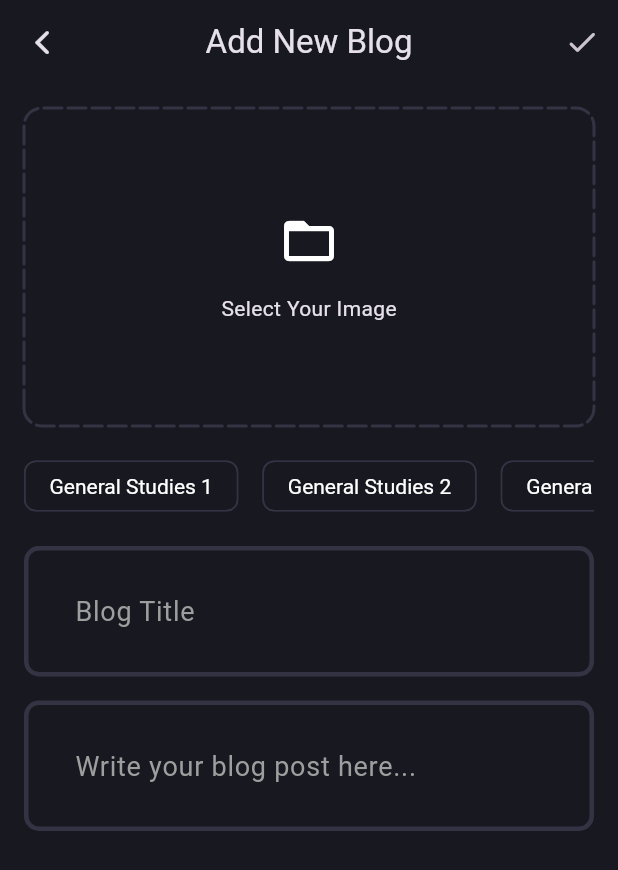
After one commit to Rohit-Chandra-007/upsc_blog_app, a Flutter app: the BlogScreen screen opened by its route, after a tap on an icon or button, on a phone screen of 412 x 824 dp. The commit adds this screen. Shown: the top 870 px of the screen. Run offline on Flutter 3.47's test engine with Material 3 defaults, Android fonts, the phone set to English and light mode, and no system bars; drawn by our look-alikes of dotted_border; our stand-ins replace equatable, flutter_bloc, flutter_dotenv, fpdart, get_it, go_router and 4 more; accounts and stored records are empty; Roboto replaces fonts that are missing (Poppins).

Commit message:
Add blog feature with routing, image picking, and error handling; update dependencies and refactor auth bloc

```diff
--- a/lib/core/error/exception.dart
+++ b/lib/core/error/exception.dart
@@ -7,3 +7,18 @@ class CacheException implements Exception {
   final String message;
   CacheException({required this.message});
 }
+
+class NetworkException implements Exception {
+  final String message;
+  NetworkException({required this.message});
+}
+
+class UnknownException implements Exception {
+  final String message;
+  UnknownException({required this.message});
+}
+
+class BadRequestException implements Exception {
+  final String message;
+  BadRequestException({required this.message});
+}
--- a/lib/core/error/failures.dart
+++ b/lib/core/error/failures.dart
@@ -14,3 +14,12 @@ class ServerFailure extends Failure {
 class CacheFailure extends Failure {
   CacheFailure(super.message);
 }
+
+
+class NetworkFailure extends Failure {
+  NetworkFailure([super.message = 'Network Failure']);
+}
+
+class UnknownFailure extends Failure {
+  UnknownFailure([super.message = 'Unknown Failure']);
+}
--- a/lib/core/routes/app_router.dart
+++ b/lib/core/routes/app_router.dart
@@ -1,10 +1,11 @@
-import 'package:flutter/material.dart';
 import 'package:flutter_bloc/flutter_bloc.dart';
 
 import 'package:go_router/go_router.dart';
 import 'package:upsc_blog_app/core/common/cubits/app_user/app_user_cubit.dart';
 import 'package:upsc_blog_app/features/auth/presentation/screens/signin_screen.dart';
 import 'package:upsc_blog_app/features/auth/presentation/screens/signup_screen.dart';
+import 'package:upsc_blog_app/features/blog/presentation/screens/add_new_blog_screen.dart';
+import 'package:upsc_blog_app/features/blog/presentation/screens/blog_screen.dart';
 import 'route_name.dart';
 
 class AppRouterConfig {
@@ -21,13 +22,7 @@ class AppRouterConfig {
             BlocSelector<AppUserCubit, AppUserState, bool>(
           selector: (state) => state is AppUserSignedIn,
           builder: (context, isSignedIn) {
-            return isSignedIn
-                ? const Scaffold(
-                    body: Center(
-                      child: Text("Home"),
-                    ),
-                  )
-                : const SigninScreen();
+            return isSignedIn ? const BlogScreen() : const SigninScreen();
           },
         ),
       ),
@@ -42,6 +37,16 @@ class AppRouterConfig {
         name: RouteNames.signup,
         builder: (context, state) => const SignupScreen(),
       ),
+      // Blog routes
+      GoRoute(
+        path: RoutePaths.blog,
+        name: RouteNames.blog,
+        builder: (context, state) => const BlogScreen(),
+      ),
+      GoRoute(
+          path: RoutePaths.addNewBlog,
+          name: RouteNames.addNewBlog,
+          builder: (context, state) => const AddNewBlogScreen()),
     ],
   );
 }
--- a/lib/core/routes/route_name.dart
+++ b/lib/core/routes/route_name.dart
@@ -3,6 +3,8 @@ class RouteNames {
   static const String home = 'home';
   static const String signin = 'signin';
   static const String signup = 'signup';
+  static const String blog = 'blog';
+  static const String addNewBlog = 'addNewBlog';
 }
 
 class RoutePaths {
@@ -10,4 +12,6 @@ class RoutePaths {
   static const String home = '/';
   static const String signin = '/signin';
   static const String signup = '/signup';
+  static const String blog = '/blog';
+  static const String addNewBlog = '/addNewBlog';
 }
--- a/lib/core/themes/app_theme.dart
+++ b/lib/core/themes/app_theme.dart
@@ -23,6 +23,13 @@ class AppTheme {
     textTheme: ThemeData.dark().textTheme.apply(
           fontFamily: 'Poppins',
         ),
+    chipTheme: ThemeData.dark().chipTheme.copyWith(
+          backgroundColor: AppPallete.backgroundColor,
+          labelStyle: const TextStyle(
+            color: AppPallete.whiteColor,
+          ),
+          side: BorderSide.none,
+        ),
     inputDecorationTheme: InputDecorationTheme(
       hintStyle: const TextStyle(
         color: AppPallete.greyColor,
--- /dev/null
+++ b/lib/core/utils/pick_image.dart
@@ -0,0 +1,31 @@
+import 'dart:io';
+
+import 'package:flutter/services.dart';
+import 'package:image_picker/image_picker.dart';
+import 'package:upsc_blog_app/core/error/exception.dart';
+
+Future<File?> pickImageFromGallery() async {
+  try {
+    final picker = ImagePicker();
+    final pickedFile = await picker.pickImage(source: ImageSource.gallery);
+    if (pickedFile != null) {
+      return File(pickedFile.path);
+    }
+    return null;
+  } on PlatformException catch (e) {
+    throw UnknownException(message: e.toString());
+  }
+}
+
+Future<File?> pickImageFromCamera() async {
+  try {
+    final picker = ImagePicker();
+    final pickedFile = await picker.pickImage(source: ImageSource.camera);
+    if (pickedFile != null) {
+      return File(pickedFile.path);
+    }
+    return null;
+  } on PlatformException catch (e) {
+    throw UnknownException(message: e.toString());
+  }
+}
--- a/lib/features/auth/presentation/bloc/auth_bloc.dart
+++ b/lib/features/auth/presentation/bloc/auth_bloc.dart
@@ -27,7 +27,7 @@ class AuthBloc extends Bloc<AuthEvent, AuthState> {
         _currentUser = currentUser,
         _appUserCubit = appUserCubit,
         super(AuthInitial()) {
-    on<AuthEvent>((_, emit) => emit(AuthInitial()));
+    on<AuthEvent>((_, emit) => emit(AuthLoading()));
     on<AuthSignUpEvent>(_authSignUpEvent);
     on<AuthSignInEvent>(_authSignInEvent);
     on<AuthIsUserSignedInEvent>(_isUserSignedIn);
--- /dev/null
+++ b/lib/features/blog/presentation/screens/add_new_blog_screen.dart
@@ -0,0 +1,170 @@
+import 'dart:io';
+
+import 'package:dotted_border/dotted_border.dart';
+import 'package:flutter/cupertino.dart';
+import 'package:flutter/material.dart';
+import 'package:go_router/go_router.dart';
+import 'package:upsc_blog_app/core/routes/route_name.dart';
+import 'package:upsc_blog_app/core/themes/app_color_pallete.dart';
+import 'package:upsc_blog_app/core/utils/pick_image.dart';
+import 'package:upsc_blog_app/features/blog/presentation/widgets/blog_editor.dart';
+
+class AddNewBlogScreen extends StatefulWidget {
+  const AddNewBlogScreen({super.key});
+
+  @override
+  State<AddNewBlogScreen> createState() => _AddNewBlogScreenState();
+}
+
+class _AddNewBlogScreenState extends State<AddNewBlogScreen> {
+  final _formKey = GlobalKey<FormState>();
+  final _titleController = TextEditingController();
+  final _contentController = TextEditingController();
+  List<String> selectedCategories = [];
+  File? image;
+
+  void selectImage(File? image) async {
+    final pickedImage = await pickImageFromGallery();
+    if (pickedImage != null) {
+      setState(() {
+        this.image = pickedImage;
+      });
+    }
+  }
+
+  @override
+  void dispose() {
+    _titleController.dispose();
+    _contentController.dispose();
+    super.dispose();
+  }
+
+  @override
+  Widget build(BuildContext context) {
+    return Scaffold(
+      appBar: AppBar(
+        title: const Text('Add New Blog'),
+        centerTitle: true,
+        leading: IconButton(
+          icon: const Icon(CupertinoIcons.chevron_back),
+          onPressed: () {
+            context.goNamed(RouteNames.blog);
+          },
+        ),
+        actions: [
+          IconButton(
+            onPressed: () {
+              // Navigate to Blog Screen
+              context.goNamed(RouteNames.blog);
+            },
+            icon: const Icon(
+              Icons.done_rounded,
+            ),
+          ),
+        ],
+      ),
+      body: SingleChildScrollView(
+        child: Padding(
+          padding: const EdgeInsets.all(16.0),
+          child: Form(
+            key: _formKey,
+            child: Column(
+              children: [
+                GestureDetector(
+                  onTap: () {
+                    selectImage(image);
+                  },
+                  child: image != null
+                      ? ClipRRect(
+                          borderRadius: BorderRadius.circular(12),
+                          child: Image.file(
+                            image!,
+                            height: 200,
+                            width: double.infinity,
+                            fit: BoxFit.cover,
+                          ),
+                        )
+                      : DottedBorder(
+                          color: AppPallete.borderColor,
+                          strokeWidth: 2,
+                          borderType: BorderType.RRect,
+                          strokeCap: StrokeCap.round,
+                          radius: const Radius.circular(12),
+                          padding: const EdgeInsets.all(6),
+                          dashPattern: const [12, 4],
+                          child: const SizedBox(
+                            height: 200,
+                            width: double.infinity,
+                            child: Center(
+                              child: Column(
+                                spacing: 15,
+                                mainAxisAlignment: MainAxisAlignment.center,
+                                children: [
+                                  Icon(
+                                    Icons.folder_open,
+                                    size: 40,
+                                  ),
+                                  Text('Select Your Image'),
+                                ],
+                              ),
+                            ),
+                          ),
+                        ),
+                ),
+                const SizedBox(height: 16),
+                SingleChildScrollView(
+                  scrollDirection: Axis.horizontal,
+                  child: Row(
+                    spacing: 16,
+                    children: [
+                      'General Studies 1',
+                      'General Studies 2',
+                      'General Studies 3',
+                      'General Studies 4',
+                    ]
+                        .map(
+                          (e) => GestureDetector(
+                            onTap: () {
+                              setState(() {
+                                if (selectedCategories.contains(e)) {
+                                  selectedCategories.remove(e);
+                                } else {
+                                  selectedCategories.add(e);
+                                }
+                              });
+                            },
+                            child: Chip(
+                              label: Text(e),
+                              backgroundColor: selectedCategories.contains(e)
+                                  ? AppPallete.gradient1
+                                  : null,
+                              side: !selectedCategories.contains(e)
+                                  ? const BorderSide(
+                                      color: AppPallete.borderColor,
+                                    )
+                                  : null,
+                            ),
+                          ),
+                        )
+                        .toList(),
+                  ),
+                ),
+                const SizedBox(height: 16),
+                BlogEditor(
+                  // Update the content
+                  initialText: 'Blog Title',
+                  controller: _titleController,
+                ),
+                const SizedBox(height: 16),
+                BlogEditor(
+                  // Update the content
+                  controller: _contentController,
+                ),
+              ],
+            ),
+          ),
+        ),
+      ),
+    );
+  }
+}
--- /dev/null
+++ b/lib/features/blog/presentation/screens/blog_screen.dart
@@ -0,0 +1,61 @@
+import 'package:flutter/cupertino.dart';
+import 'package:flutter/material.dart';
+import 'package:go_router/go_router.dart';
+import 'package:upsc_blog_app/core/routes/route_name.dart';
+
+class BlogScreen extends StatelessWidget {
+  const BlogScreen({super.key});
+
+  @override
+  Widget build(BuildContext context) {
+    return Scaffold(
+      appBar: AppBar(
+        title: const Text('UPSC Blog'),
+        centerTitle: true,
+        actions: [
+          IconButton(
+            onPressed: () {
+              // Navigate to Add New Blog Screen
+              context.goNamed(RouteNames.addNewBlog);
+            },
+            icon: const Icon(
+              CupertinoIcons.add_circled,
+            ),
+          ),
+        ],
+      ),
+      body: ListView.builder(
+        padding: const EdgeInsets.all(16.0),
+        itemCount: 10, // Replace with actual blog posts count
+        itemBuilder: (context, index) {
+          return Card(
+            margin: const EdgeInsets.only(bottom: 16.0),
+            child: Padding(
+              padding: const EdgeInsets.all(16.0),
+              child: Column(
+                crossAxisAlignment: CrossAxisAlignment.start,
+                children: [
+                  Text(
+                    'Blog Title ${index + 1}',
+                    style: Theme.of(context).textTheme.titleLarge,
+                  ),
+                  const SizedBox(height: 8.0),
+                  Text(
+                    'Author: John Doe',
+                    style: Theme.of(context).textTheme.bodyMedium,
+                  ),
+                  const SizedBox(height: 8.0),
+                  Text(
+                    'Lorem ipsum dolor sit amet, consectetur adipiscing elit. '
+                    'Sed do eiusmod tempor incididunt ut labore et dolore magna aliqua.',
+                    style: Theme.of(context).textTheme.bodyLarge,
+                  ),
+                ],
+              ),
+            ),
+          );
+        },
+      ),
+    );
+  }
+}
--- /dev/null
+++ b/lib/features/blog/presentation/widgets/blog_editor.dart
@@ -0,0 +1,25 @@
+import 'package:flutter/material.dart';
+
+class BlogEditor extends StatelessWidget {
+  final TextEditingController controller;
+  final String? initialText;
+
+  const BlogEditor({
+    super.key,
+    this.initialText,
+    required this.controller,
+  });
+
+  @override
+  Widget build(BuildContext context) {
+    return TextField(
+      controller: controller,
+      maxLines: null,
+      keyboardType: TextInputType.multiline,
+      decoration: InputDecoration(
+        hintText: initialText ?? 'Write your blog post here...',
+        border: InputBorder.none,
+      ),
+    );
+  }
+}
--- a/pubspec.yaml
+++ b/pubspec.yaml
@@ -21,6 +21,8 @@ dependencies:
   loading_animation_widget: ^1.3.0
   supabase_flutter: ^2.8.1
   logger: ^2.5.0
+  dotted_border: ^2.1.0
+  image_picker: ^1.1.2
 
 dev_dependencies:
   flutter_test:
```
Also changed, not shown: pubspec.lock, 5 other files.
